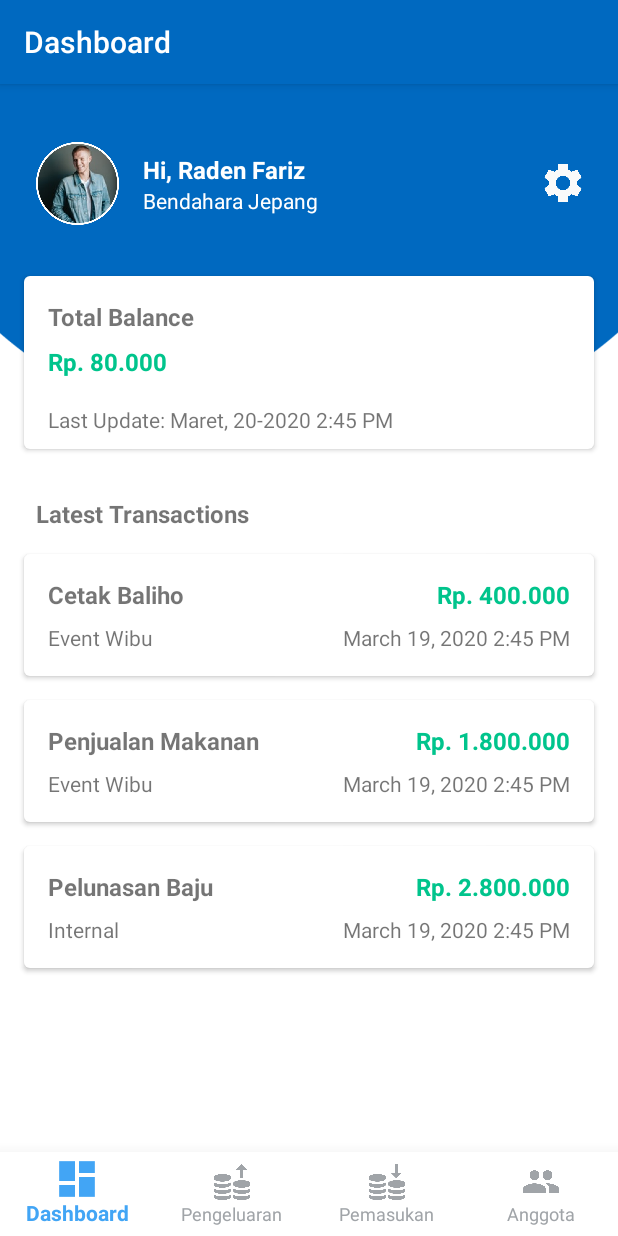
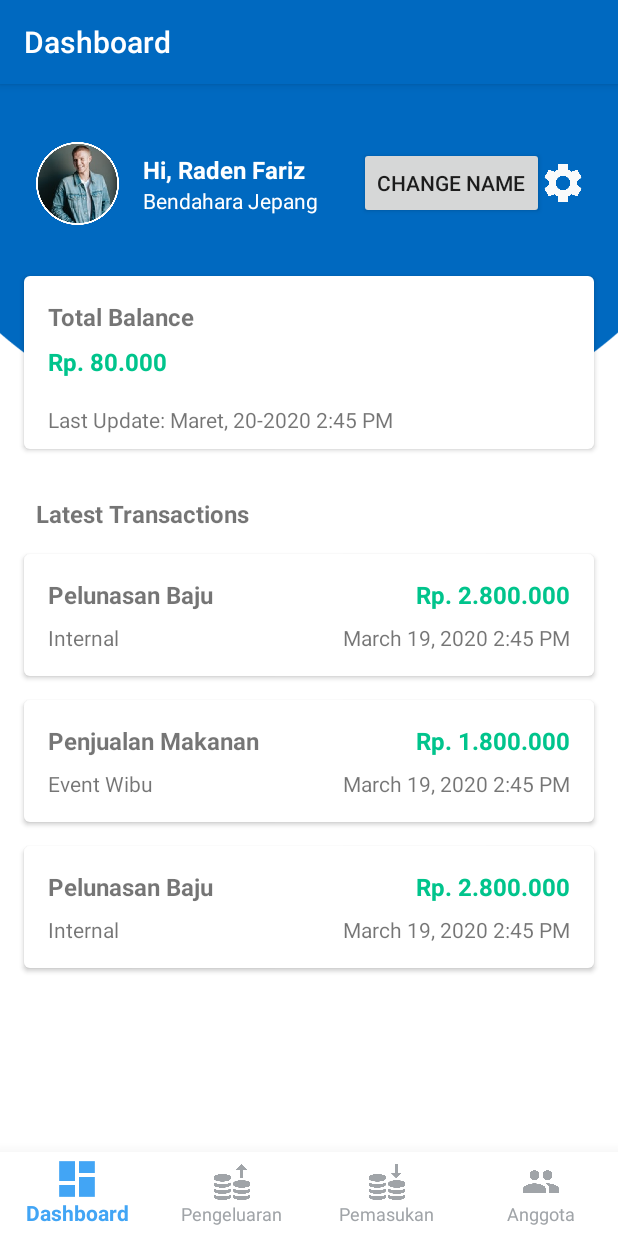
Before and after one commit to rdfariz/Wallefy, an Android app: the screen it shows after launch (MainActivity), on a phone screen of 412 x 824 dp. Run offline under Robolectric (Android 15) with nearby library versions, the phone set to English and light mode, and no system bars; our stand-ins replace data binding, navigation-ui; 3 statements that could not run were skipped.

Commit message:
add viewmodel & livedata

```diff
--- a/app/build.gradle
+++ b/app/build.gradle
@@ -45,4 +45,5 @@ dependencies {
     implementation "androidx.lifecycle:lifecycle-viewmodel-ktx:$lifecycle_version"
     // LiveData
     implementation "androidx.lifecycle:lifecycle-livedata-ktx:$lifecycle_version"
+    implementation 'androidx.lifecycle:lifecycle-extensions:2.2.0'
 }
--- a/app/src/main/java/org/hz240/wallefy/dashboard/LatestTransactionsAdapter.kt
+++ b/app/src/main/java/org/hz240/wallefy/dashboard/TransactionsAdapter.kt
@@ -7,8 +7,8 @@ import androidx.recyclerview.widget.RecyclerView
 import kotlinx.android.synthetic.main.transactions_item.view.*
 import org.hz240.wallefy.R
 
-class LatestTransactionsAdapter(private val myDataset: ArrayList<HashMap<String, Any>>) :
-    RecyclerView.Adapter<LatestTransactionsAdapter.MyViewHolder>() {
+class TransactionsAdapter(private val myDataset: ArrayList<HashMap<String, Any>>) :
+    RecyclerView.Adapter<TransactionsAdapter.MyViewHolder>() {
 
     // Provide a reference to the views for each data item
     // Complex data items may need more than one view per item, and
--- /dev/null
+++ b/app/src/main/java/org/hz240/wallefy/dashboard/TransactionsViewModel.kt
@@ -0,0 +1,19 @@
+package org.hz240.wallefy.dashboard
+
+import androidx.lifecycle.LiveData
+import androidx.lifecycle.MutableLiveData
+import androidx.lifecycle.ViewModel
+
+class TransactionsViewModel: ViewModel() {
+    private var _transactions = MutableLiveData<ArrayList<HashMap<String, Any>>>()
+    val transactions: LiveData<ArrayList<HashMap<String, Any>>> get() = _transactions
+
+    init {
+        var myDataset: ArrayList<HashMap<String, Any>> = ArrayList()
+        myDataset.add(hashMapOf("title" to "Pelunasan Baju", "description" to "Internal", "biaya" to "Rp. 2.800.000"))
+        myDataset.add( hashMapOf("title" to "Penjualan Makanan", "description" to "Event Wibu", "biaya" to "Rp. 1.800.000"))
+        myDataset.add( hashMapOf("title" to "Pelunasan Baju", "description" to "Internal", "biaya" to "Rp. 2.800.000"))
+        _transactions.value = myDataset
+    }
+
+}
--- /dev/null
+++ b/app/src/main/java/org/hz240/wallefy/dashboard/UserViewModel.kt
@@ -0,0 +1,23 @@
+package org.hz240.wallefy.dashboard
+
+import android.util.Log
+import androidx.lifecycle.LiveData
+import androidx.lifecycle.MutableLiveData
+import androidx.lifecycle.ViewModel
+
+class UserViewModel: ViewModel() {
+    private var _userLogin = MutableLiveData<HashMap<String, Any>>()
+    val userLogin: LiveData<HashMap<String, Any>> get() = _userLogin
+
+    init {
+        Log.i("tes", "init")
+        val user: HashMap<String, Any> = hashMapOf("username" to "RdFariz", "status" to "Bendahara Negara")
+        _userLogin.value = user
+    }
+
+    fun changeName() {
+        val user: HashMap<String, Any> = hashMapOf("username" to "Koko", "status" to "Bendahara Negara")
+        _userLogin.value = user
+        Log.i("tes", "changename")
+    }
+}
--- a/app/src/main/java/org/hz240/wallefy/dashboard/dashboardFragment.kt
+++ b/app/src/main/java/org/hz240/wallefy/dashboard/dashboardFragment.kt
@@ -8,6 +8,7 @@ import android.view.LayoutInflater
 import android.view.View
 import android.view.ViewGroup
 import androidx.databinding.DataBindingUtil
+import androidx.lifecycle.ViewModelProviders
 import androidx.recyclerview.widget.LinearLayoutManager
 import androidx.recyclerview.widget.RecyclerView
 import org.hz240.wallefy.R
@@ -25,6 +26,8 @@ class dashboardFragment : Fragment() {
     private lateinit var viewManager: RecyclerView.LayoutManager
 
     private lateinit var binding: FragmentDashboardBinding
+    private lateinit var transactionsVM: TransactionsViewModel
+    private lateinit var userLoginVM: UserViewModel
 
 //    @RequiresApi(Build.VERSION_CODES.LOLLIPOP)
     override fun onCreateView(
@@ -33,22 +36,22 @@ class dashboardFragment : Fragment() {
     ): View? {
         // Inflate the layout for this fragment
         binding = DataBindingUtil.inflate(inflater, R.layout.fragment_dashboard, container, false)
+        binding.setLifecycleOwner(this)
+        transactionsVM = ViewModelProviders.of(this).get(TransactionsViewModel::class.java)
+        userLoginVM = ViewModelProviders.of(this).get(UserViewModel::class.java)
 
         binding.tvTitleTotal.text = "Total Balance"
         binding.tvUserName.text = "Hi, Raden Fariz"
         binding.tvUserStatus.text = "Bendahara Jepang"
         binding.tvMoneyTotal.text = "Rp. 80.000"
         binding.tvBalanceLatestUpdate.text = "Last Update: Maret, 20-2020 2:45 PM"
-
         binding.rvLatestTransactions.setNestedScrollingEnabled(false)
 
+        binding.dataUsersViewModel = userLoginVM
+
+
         viewManager = LinearLayoutManager(context)
-        var myDataset: ArrayList<HashMap<String, Any>> = ArrayList()
-        myDataset.add( hashMapOf("title" to "Cetak Baliho", "description" to "Event Wibu", "biaya" to "Rp. 400.000"))
-        myDataset.add( hashMapOf("title" to "Penjualan Makanan", "description" to "Event Wibu", "biaya" to "Rp. 1.800.000"))
-        myDataset.add( hashMapOf("title" to "Pelunasan Baju", "description" to "Internal", "biaya" to "Rp. 2.800.000"))
-        viewAdapter =
-            LatestTransactionsAdapter(myDataset)
+        viewAdapter = TransactionsAdapter(transactionsVM.transactions.value!!)
         recyclerView = binding.rvLatestTransactions.apply {
             layoutManager = viewManager
             adapter = viewAdapter
--- a/app/src/main/java/org/hz240/wallefy/pengaturan/pengaturanFragment.kt
+++ b/app/src/main/java/org/hz240/wallefy/pengaturan/pengaturanFragment.kt
@@ -8,8 +8,10 @@ import android.view.LayoutInflater
 import android.view.View
 import android.view.ViewGroup
 import androidx.databinding.DataBindingUtil
+import androidx.lifecycle.ViewModelProviders
 import org.hz240.wallefy.MainActivity
 import org.hz240.wallefy.R
+import org.hz240.wallefy.dashboard.UserViewModel
 import org.hz240.wallefy.databinding.FragmentPengaturanBinding
 
 /**
@@ -18,6 +20,7 @@ import org.hz240.wallefy.databinding.FragmentPengaturanBinding
 class pengaturanFragment : Fragment() {
 
     private lateinit var binding: FragmentPengaturanBinding
+    private lateinit var userLoginVM: UserViewModel
 
     override fun onCreateView(
         inflater: LayoutInflater, container: ViewGroup?,
@@ -25,6 +28,9 @@ class pengaturanFragment : Fragment() {
     ): View? {
         // Inflate the layout for this fragment
         binding = DataBindingUtil.inflate(inflater, R.layout.fragment_pengaturan, container, false)
+        userLoginVM = ViewModelProviders.of(this).get(UserViewModel::class.java)
+        binding.dataUsersViewModel = userLoginVM
+
         binding.btnClose.setOnClickListener {view: View ->
 //            view.findNavController().navigate(R.id.action_pengaturanFragment_to_to_dashboard)
             activity?.let{
--- a/app/src/main/res/layout/fragment_dashboard.xml
+++ b/app/src/main/res/layout/fragment_dashboard.xml
@@ -2,6 +2,10 @@
 <layout xmlns:android="http://schemas.android.com/apk/res/android"
     xmlns:app="http://schemas.android.com/apk/res-auto"
     xmlns:tools="http://schemas.android.com/tools">
+
+    <data>
+        <variable name="dataUsersViewModel" type="org.hz240.wallefy.dashboard.UserViewModel" />
+    </data>
 
     <androidx.constraintlayout.widget.ConstraintLayout
         android:layout_width="match_parent"
@@ -56,7 +60,7 @@
                         android:id="@+id/tv_user_name"
                         android:layout_width="wrap_content"
                         android:layout_height="wrap_content"
-                        android:text="RdFariz"
+                        android:text="@{@string/username_print(dataUsersViewModel.userLogin.username)}"
                         android:textSize="16sp"
                         android:textStyle="bold"
                         android:textColor="#ffffff"></TextView>
@@ -65,7 +69,7 @@
                         android:id="@+id/tv_user_status"
                         android:layout_width="wrap_content"
                         android:layout_height="wrap_content"
-                        android:text="Bendahara Indonesia"
+                        android:text="@{dataUsersViewModel.userLogin.status}"
                         android:textSize="14sp"
                         android:textColor="#ffffff"></TextView>
                 </LinearLayout>
@@ -80,6 +84,15 @@
                     app:layout_constraintBottom_toBottomOf="parent"
                     app:layout_constraintEnd_toEndOf="parent"
                     app:layout_constraintTop_toTopOf="parent" />
+
+                <Button
+                    android:layout_width="wrap_content"
+                    android:layout_height="wrap_content"
+                    android:onClick="@{()->dataUsersViewModel.changeName()}"
+                    android:text="Change name"
+                    app:layout_constraintBottom_toBottomOf="parent"
+                    app:layout_constraintEnd_toStartOf="@+id/btn_setting"
+                    app:layout_constraintTop_toTopOf="parent"></Button>
             </androidx.constraintlayout.widget.ConstraintLayout>
 
 
@@ -130,8 +143,8 @@
                     app:layout_constraintBottom_toBottomOf="parent"
                     app:layout_constraintStart_toStartOf="@+id/tv_money_total"
                     app:layout_constraintTop_toBottomOf="@+id/tv_money_total"></TextView>
+
             </androidx.constraintlayout.widget.ConstraintLayout>
-
 
             <TextView
                 android:id="@+id/titleSection"
--- a/app/src/main/res/layout/fragment_pengaturan.xml
+++ b/app/src/main/res/layout/fragment_pengaturan.xml
@@ -2,6 +2,9 @@
 <layout xmlns:android="http://schemas.android.com/apk/res/android"
 xmlns:app="http://schemas.android.com/apk/res-auto"
 xmlns:tools="http://schemas.android.com/tools">
+    <data>
+        <variable name="dataUsersViewModel" type="org.hz240.wallefy.dashboard.UserViewModel"/>
+    </data>
     <androidx.constraintlayout.widget.ConstraintLayout
         android:layout_width="match_parent"
         android:layout_height="match_parent"
@@ -50,9 +53,10 @@ xmlns:tools="http://schemas.android.com/tools">
             app:layout_constraintTop_toBottomOf="@+id/profileSection">
 
             <TextView
+                android:id="@+id/tv_username"
                 android:layout_width="wrap_content"
                 android:layout_height="wrap_content"
-            android:text="RdFariz"
+                android:text="@{dataUsersViewModel.userLogin.username}"
                 android:textSize="20sp"
                 android:textStyle="bold"
                 android:textColor="#ffffff"></TextView>
@@ -60,7 +64,7 @@ xmlns:tools="http://schemas.android.com/tools">
             <TextView
                 android:layout_width="wrap_content"
                 android:layout_height="wrap_content"
-            android:text="Bendahara Indonesia"
+                android:text="@{dataUsersViewModel.userLogin.status}"
                 android:textSize="16sp"
                 android:textColor="#ffffff"></TextView>
         </LinearLayout>
--- a/app/src/main/res/values/strings.xml
+++ b/app/src/main/res/values/strings.xml
@@ -3,6 +3,7 @@
     <integer name="duration_animation">250</integer>
 
     <!-- TODO: Remove or change this placeholder text -->
+    <string name="username_print">Hi, %s</string>
     <string name="hello_blank_fragment">Hello blank fragment</string>
     <string name="title_activity_settings">Settings</string>
 
```
Lines whose indentation alone changed are shown as unchanged.
